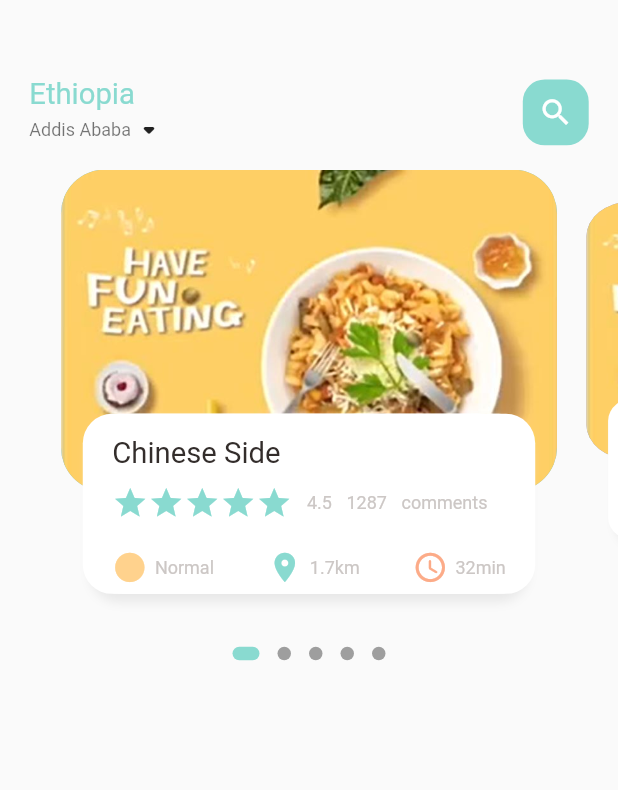
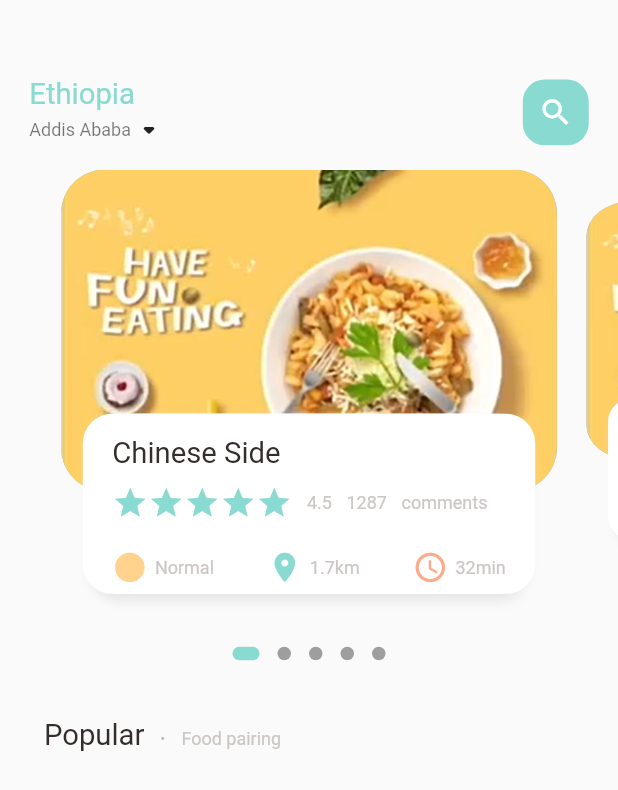
Before and after one commit to dag-tad/enat_guada, a Flutter app: the screen it shows after launch, on a phone screen of 412 x 824 dp. Shown: the top 790 px of the screen. Run offline on Flutter 3.47's test engine with Material 2 defaults, Android fonts, the phone set to English and light mode, and no system bars; drawn by our look-alikes of dots_indicator; our stand-ins replace get.

Commit message:
add popular text on food page

```diff
--- a/lib/home/food_page_body.dart
+++ b/lib/home/food_page_body.dart
@@ -60,6 +60,30 @@
             activeShape: RoundedRectangleBorder(
                 borderRadius: BorderRadius.circular(5.0)),
           ),
+        ),
+        SizedBox(
+          height: Dimensions.height30,
+        ),
+        Container(
+          margin: EdgeInsets.only(
+            left: Dimensions.width30,
+          ),
+          child: Row(
+              crossAxisAlignment: CrossAxisAlignment.end,
+              children: [
+                BigText(text: "Popular"),
+                SizedBox(width: Dimensions.width10,),
+                Container(
+                  margin: const EdgeInsets.only(bottom: 3),
+                  child: BigText(text: ".", color: Colors.black26)
+                ),
+                SizedBox(width: Dimensions.width10,),
+                Container(
+                  margin: const EdgeInsets.only(bottom: 2),
+                  child: SmallText(text: "Food pairing",),
+                )
+              ],
+            )
         )
       ],
     );
```
Also changed, not shown: 1 other file.
